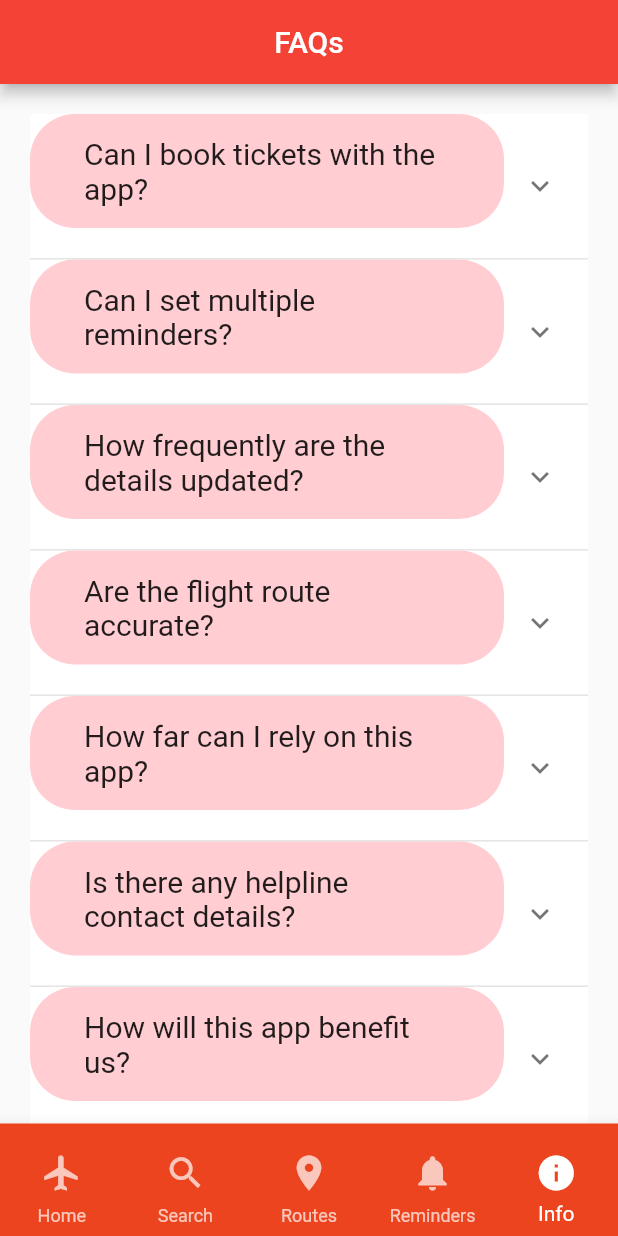
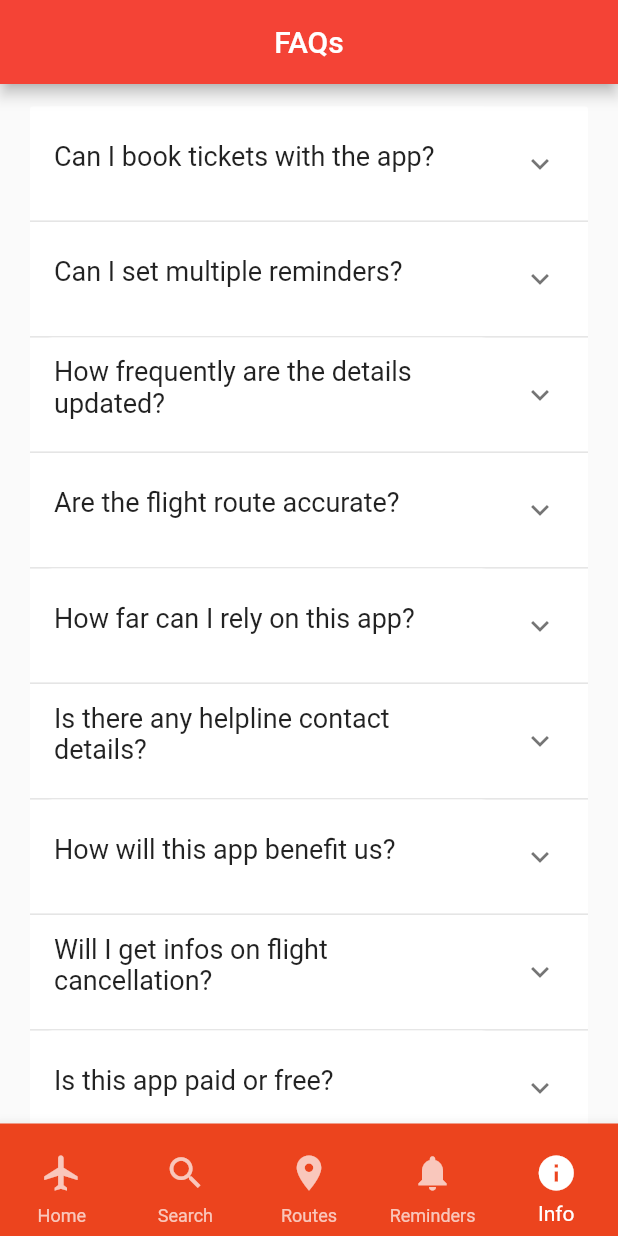
Before and after one commit to divyashC/fids_mobile_app, a Flutter app: the screen it shows after launch, item 5 of the bottom bar chosen, on a phone screen of 412 x 824 dp. Run offline on Flutter 3.47's test engine with Material 2 defaults, Android fonts, the phone set to English and light mode, and no system bars; our stand-ins replace flutter_local_notifications, timezone; network calls fail.

Commit message:
Update info_page.dart

```diff
--- a/lib/info_page.dart
+++ b/lib/info_page.dart
@@ -31,7 +31,11 @@ class _InfoPageState extends State<InfoPage> {
           backgroundColor: Colors.red,
         ),
         body: SingleChildScrollView(
-          padding: const EdgeInsets.all(20),
+          padding: const EdgeInsets.only(
+            top: 15,
+            left: 20,
+            right: 20,
+          ),
           child: ExpansionPanelList.radio(
             elevation: 0,
             children: items
@@ -42,16 +46,16 @@ class _InfoPageState extends State<InfoPage> {
                     value: item.header,
                     headerBuilder: (context, isExpanded) => Container(
                       padding: const EdgeInsets.only(
-                          left: 20, right: 20, top: 10, bottom: 10),
-                      margin: const EdgeInsets.only(bottom: 20),
+                          left: 0, right: 10, top: 5, bottom: 5),
+                      margin: const EdgeInsets.only(bottom: 10),
                       decoration: BoxDecoration(
-                        color: Colors.red.shade100,
-                        borderRadius: BorderRadius.circular(30),
+                        color: const Color.fromARGB(255, 255, 255, 255),
+                        borderRadius: BorderRadius.circular(15),
                       ),
                       child: ListTitle(
                         title: Text(
                           item.header,
-                          style: const TextStyle(fontSize: 20),
+                          style: const TextStyle(fontSize: 18),
                         ),
                       ),
                     ),
@@ -59,8 +63,8 @@ class _InfoPageState extends State<InfoPage> {
                       padding: const EdgeInsets.only(
                           left: 20, right: 20, bottom: 30, top: 30),
                       decoration: BoxDecoration(
-                        color: Colors.red.shade100,
-                        borderRadius: BorderRadius.circular(30),
+                        color: const Color.fromARGB(255, 243, 233, 234),
+                        borderRadius: BorderRadius.circular(15),
                       ),
                       child: ListTitle(
                         title: Text(
```
